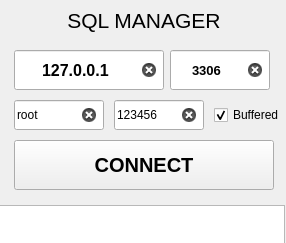
Old version of the form Lib/UI/LAYOUT/ConnectorWindow.ui in the repository fer-moreira/MYQT.
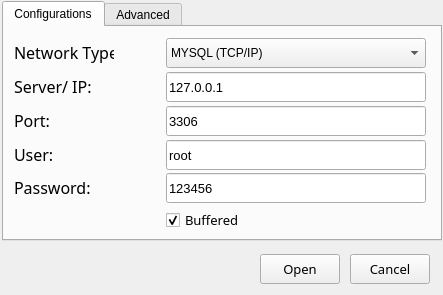
New version of the form.

Patch:
```diff
--- a/Lib/UI/LAYOUT/ConnectorWindow.ui
+++ b/Lib/UI/LAYOUT/ConnectorWindow.ui
@@ -6,72 +6,98 @@
    <rect>
     <x>0</x>
     <y>0</y>
-    <width>286</width>
-    <height>243</height>
+    <width>443</width>
+    <height>295</height>
    </rect>
   </property>
+  <property name="font">
+   <font>
+    <weight>50</weight>
+    <bold>false</bold>
+   </font>
+  </property>
   <property name="windowTitle">
    <string>SQL CONNECTOR</string>
   </property>
   <widget class="QWidget" name="centralwidget">
-   <widget class="QLabel" name="title">
-    <property name="geometry">
-     <rect>
-      <x>14</x>
-      <y>0</y>
-      <width>260</width>
-      <height>40</height>
-     </rect>
-    </property>
-    <property name="font">
-     <font>
-      <pointsize>16</pointsize>
-     </font>
-    </property>
-    <property name="text">
-     <string>SQL MANAGER</string>
-    </property>
-    <property name="alignment">
-     <set>Qt::AlignCenter</set>
-    </property>
-   </widget>
    <widget class="QPushButton" name="Connect_btn">
     <property name="enabled">
      <bool>true</bool>
     </property>
     <property name="geometry">
      <rect>
-      <x>14</x>
-      <y>140</y>
-      <width>260</width>
-      <height>50</height>
+      <x>260</x>
+      <y>254</y>
+      <width>80</width>
+      <height>30</height>
      </rect>
     </property>
     <property name="font">
      <font>
-      <pointsize>15</pointsize>
-      <weight>75</weight>
-      <bold>true</bold>
+      <family>Arial,Helvetica,sans-serif</family>
+      <pointsize>10</pointsize>
+      <weight>50</weight>
+      <bold>false</bold>
      </font>
     </property>
     <property name="text">
-     <string>CONNECT</string>
+     <string>Open</string>
+    </property>
+   </widget>
+   <widget class="QTabWidget" name="tabWidget">
+    <property name="geometry">
+     <rect>
+      <x>2</x>
+      <y>1</y>
+      <width>440</width>
+      <height>240</height>
+     </rect>
+    </property>
+    <property name="currentIndex">
+     <number>0</number>
+    </property>
+    <widget class="QWidget" name="cfg">
+     <attribute name="title">
+      <string>Configurations</string>
+     </attribute>
+     <widget class="QLabel" name="label">
+      <property name="geometry">
+       <rect>
+        <x>10</x>
+        <y>10</y>
+        <width>100</width>
+        <height>30</height>
+       </rect>
+      </property>
+      <property name="font">
+       <font>
+        <family>Arial,Helvetica,sans-serif</family>
+        <pointsize>12</pointsize>
+        <weight>50</weight>
+        <bold>false</bold>
+       </font>
+      </property>
+      <property name="text">
+       <string>Network Type:</string>
+      </property>
+      <property name="alignment">
+       <set>Qt::AlignLeading|Qt::AlignLeft|Qt::AlignVCenter</set>
     </property>
    </widget>
    <widget class="QLineEdit" name="host_in">
     <property name="geometry">
      <rect>
-      <x>14</x>
-      <y>50</y>
-      <width>150</width>
-      <height>40</height>
+        <x>162</x>
+        <y>45</y>
+        <width>260</width>
+        <height>30</height>
      </rect>
     </property>
     <property name="font">
      <font>
-      <pointsize>12</pointsize>
-      <weight>75</weight>
-      <bold>true</bold>
+        <pointsize>10</pointsize>
+        <weight>50</weight>
+        <bold>false</bold>
      </font>
     </property>
     <property name="text">
@@ -81,57 +107,60 @@
      <bool>true</bool>
     </property>
     <property name="alignment">
-     <set>Qt::AlignCenter</set>
-    </property>
-    <property name="placeholderText">
-     <string>Host:</string>
+       <set>Qt::AlignLeading|Qt::AlignLeft|Qt::AlignVCenter</set>
     </property>
     <property name="clearButtonEnabled">
+       <bool>false</bool>
+      </property>
+     </widget>
+     <widget class="QLineEdit" name="port_in">
+      <property name="geometry">
+       <rect>
+        <x>162</x>
+        <y>79</y>
+        <width>260</width>
+        <height>30</height>
+       </rect>
+      </property>
+      <property name="font">
+       <font>
+        <pointsize>10</pointsize>
+        <weight>50</weight>
+        <bold>false</bold>
+       </font>
+      </property>
+      <property name="text">
+       <string>3306</string>
+      </property>
+      <property name="frame">
      <bool>true</bool>
     </property>
+      <property name="alignment">
+       <set>Qt::AlignLeading|Qt::AlignLeft|Qt::AlignVCenter</set>
+      </property>
+      <property name="clearButtonEnabled">
+       <bool>false</bool>
+      </property>
    </widget>
    <widget class="QLineEdit" name="user_in">
     <property name="geometry">
      <rect>
-      <x>14</x>
-      <y>100</y>
-      <width>90</width>
+        <x>162</x>
+        <y>113</y>
+        <width>260</width>
       <height>30</height>
      </rect>
     </property>
+      <property name="font">
+       <font>
+        <pointsize>10</pointsize>
+       </font>
+      </property>
     <property name="text">
      <string>root</string>
     </property>
-    <property name="placeholderText">
-     <string>User:</string>
-    </property>
     <property name="clearButtonEnabled">
-     <bool>true</bool>
-    </property>
-   </widget>
-   <widget class="QLineEdit" name="pass_in">
-    <property name="geometry">
-     <rect>
-      <x>114</x>
-      <y>100</y>
-      <width>90</width>
-      <height>30</height>
-     </rect>
-    </property>
-    <property name="text">
-     <string>123456</string>
-    </property>
-    <property name="echoMode">
-     <enum>QLineEdit::Normal</enum>
-    </property>
-    <property name="placeholderText">
-     <string>Password:</string>
-    </property>
-    <property name="cursorMoveStyle">
-     <enum>Qt::LogicalMoveStyle</enum>
-    </property>
-    <property name="clearButtonEnabled">
-     <bool>true</bool>
+       <bool>false</bool>
     </property>
    </widget>
    <widget class="QCheckBox" name="buffered">
@@ -140,12 +169,18 @@
     </property>
     <property name="geometry">
      <rect>
-      <x>214</x>
-      <y>100</y>
-      <width>80</width>
-      <height>30</height>
-     </rect>
-    </property>
+        <x>162</x>
+        <y>183</y>
+        <width>260</width>
+        <height>20</height>
+       </rect>
+      </property>
+      <property name="font">
+       <font>
+        <family>Arial,Helvetica,sans-serif</family>
+        <pointsize>10</pointsize>
+       </font>
+      </property>
     <property name="styleSheet">
      <string notr="true"/>
     </property>
@@ -168,59 +203,224 @@
      <bool>false</bool>
     </property>
    </widget>
-   <widget class="QLineEdit" name="port_in">
+     <widget class="QLineEdit" name="pass_in">
     <property name="geometry">
      <rect>
-      <x>170</x>
-      <y>50</y>
-      <width>100</width>
-      <height>40</height>
+        <x>162</x>
+        <y>146</y>
+        <width>260</width>
+        <height>30</height>
      </rect>
     </property>
     <property name="font">
      <font>
       <pointsize>10</pointsize>
-      <weight>75</weight>
-      <bold>true</bold>
      </font>
     </property>
     <property name="text">
-     <string>3306</string>
-    </property>
-    <property name="frame">
-     <bool>true</bool>
+       <string>123456</string>
+      </property>
+      <property name="echoMode">
+       <enum>QLineEdit::Normal</enum>
+      </property>
+      <property name="cursorMoveStyle">
+       <enum>Qt::LogicalMoveStyle</enum>
+      </property>
+      <property name="clearButtonEnabled">
+       <bool>false</bool>
+      </property>
+     </widget>
+     <widget class="QLabel" name="label_2">
+      <property name="geometry">
+       <rect>
+        <x>10</x>
+        <y>44</y>
+        <width>100</width>
+        <height>30</height>
+       </rect>
+      </property>
+      <property name="font">
+       <font>
+        <family>Arial,Helvetica,sans-serif</family>
+        <pointsize>12</pointsize>
+        <weight>50</weight>
+        <bold>false</bold>
+       </font>
+      </property>
+      <property name="text">
+       <string>Server/ IP:</string>
     </property>
     <property name="alignment">
-     <set>Qt::AlignCenter</set>
-    </property>
-    <property name="placeholderText">
+       <set>Qt::AlignLeading|Qt::AlignLeft|Qt::AlignVCenter</set>
+      </property>
+     </widget>
+     <widget class="QComboBox" name="comboBox">
+      <property name="geometry">
+       <rect>
+        <x>162</x>
+        <y>11</y>
+        <width>260</width>
+        <height>30</height>
+       </rect>
+      </property>
+      <item>
+       <property name="text">
+        <string>MYSQL (TCP/IP)</string>
+       </property>
+      </item>
+      <item>
+       <property name="text">
+        <string>MYSQL (named pipe)</string>
+       </property>
+      </item>
+      <item>
+       <property name="text">
+        <string>MYSQL (SSH TUNEL)</string>
+       </property>
+      </item>
+      <item>
+       <property name="text">
+        <string>Microsoft Server (named pipe)</string>
+       </property>
+      </item>
+      <item>
+       <property name="text">
+        <string>Microsoft Server (TCP/IP)</string>
+       </property>
+      </item>
+      <item>
+       <property name="text">
+        <string>Microsoft Server (SPX/IPX)</string>
+       </property>
+      </item>
+      <item>
+       <property name="text">
+        <string>Microsoft Server (Banyan VINES)</string>
+       </property>
+      </item>
+      <item>
+       <property name="text">
+        <string>Microsoft Server (Windows RPC)</string>
+       </property>
+      </item>
+      <item>
+       <property name="text">
+        <string>Postgre SQL (Experimental)</string>
+       </property>
+      </item>
+     </widget>
+     <widget class="QLabel" name="label_4">
+      <property name="geometry">
+       <rect>
+        <x>10</x>
+        <y>78</y>
+        <width>100</width>
+        <height>30</height>
+       </rect>
+      </property>
+      <property name="font">
+       <font>
+        <family>Arial,Helvetica,sans-serif</family>
+        <pointsize>12</pointsize>
+        <weight>50</weight>
+        <bold>false</bold>
+       </font>
+      </property>
+      <property name="text">
      <string>Port:</string>
     </property>
-    <property name="clearButtonEnabled">
+      <property name="alignment">
+       <set>Qt::AlignLeading|Qt::AlignLeft|Qt::AlignVCenter</set>
+      </property>
+     </widget>
+     <widget class="QLabel" name="label_5">
+      <property name="geometry">
+       <rect>
+        <x>10</x>
+        <y>112</y>
+        <width>100</width>
+        <height>30</height>
+       </rect>
+      </property>
+      <property name="font">
+       <font>
+        <family>Arial,Helvetica,sans-serif</family>
+        <pointsize>12</pointsize>
+        <weight>50</weight>
+        <bold>false</bold>
+       </font>
+      </property>
+      <property name="text">
+       <string>User:</string>
+      </property>
+      <property name="alignment">
+       <set>Qt::AlignLeading|Qt::AlignLeft|Qt::AlignVCenter</set>
+      </property>
+     </widget>
+     <widget class="QLabel" name="label_6">
+      <property name="geometry">
+       <rect>
+        <x>10</x>
+        <y>145</y>
+        <width>100</width>
+        <height>30</height>
+       </rect>
+      </property>
+      <property name="font">
+       <font>
+        <family>Arial,Helvetica,sans-serif</family>
+        <pointsize>12</pointsize>
+        <weight>50</weight>
+        <bold>false</bold>
+       </font>
+      </property>
+      <property name="text">
+       <string>Password:</string>
+      </property>
+      <property name="alignment">
+       <set>Qt::AlignLeading|Qt::AlignLeft|Qt::AlignVCenter</set>
+      </property>
+     </widget>
+     <zorder>label_5</zorder>
+     <zorder>label_2</zorder>
+     <zorder>label_6</zorder>
+     <zorder>label_4</zorder>
+     <zorder>label</zorder>
+     <zorder>host_in</zorder>
+     <zorder>port_in</zorder>
+     <zorder>user_in</zorder>
+     <zorder>buffered</zorder>
+     <zorder>pass_in</zorder>
+     <zorder>comboBox</zorder>
+    </widget>
+    <widget class="QWidget" name="adv">
+     <attribute name="title">
+      <string>Advanced</string>
+     </attribute>
+    </widget>
+   </widget>
+   <widget class="QPushButton" name="Connect_btn_2">
+    <property name="enabled">
      <bool>true</bool>
     </property>
-   </widget>
-   <widget class="QTextBrowser" name="console_out">
     <property name="geometry">
      <rect>
-      <x>-1</x>
-      <y>205</y>
-      <width>286</width>
-      <height>40</height>
+      <x>350</x>
+      <y>254</y>
+      <width>80</width>
+      <height>30</height>
      </rect>
     </property>
     <property name="font">
      <font>
-      <family>Consolas</family>
+      <family>Arial,Helvetica,sans-serif</family>
       <pointsize>10</pointsize>
+      <weight>50</weight>
+      <bold>false</bold>
      </font>
     </property>
-    <property name="html">
-     <string>&lt;!DOCTYPE HTML PUBLIC &quot;-//W3C//DTD HTML 4.0//EN&quot; &quot;http://www.w3.org/TR/REC-html40/strict.dtd&quot;&gt;
-&lt;html&gt;&lt;head&gt;&lt;meta name=&quot;qrichtext&quot; content=&quot;1&quot; /&gt;&lt;style type=&quot;text/css&quot;&gt;
-p, li { white-space: pre-wrap; }
-&lt;/style&gt;&lt;/head&gt;&lt;body style=&quot; font-family:'Consolas'; font-size:10pt; font-weight:400; font-style:normal;&quot;&gt;
-&lt;p style=&quot;-qt-paragraph-type:empty; margin-top:0px; margin-bottom:0px; margin-left:0px; margin-right:0px; -qt-block-indent:0; text-indent:0px; font-family:'MS Shell Dlg 2';&quot;&gt;&lt;br /&gt;&lt;/p&gt;&lt;/body&gt;&lt;/html&gt;</string>
+    <property name="text">
+     <string>Cancel</string>
     </property>
    </widget>
   </widget>
```
Left out of the diff: 14 changed lines with no effect on the pictures. Lines whose indentation alone changed are shown as unchanged.
